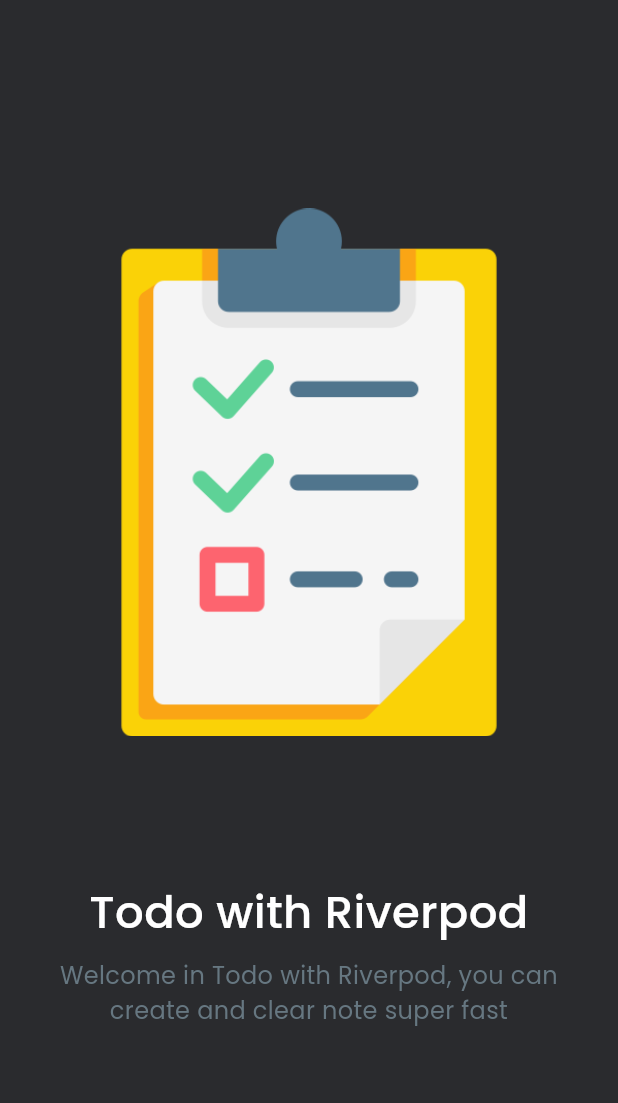
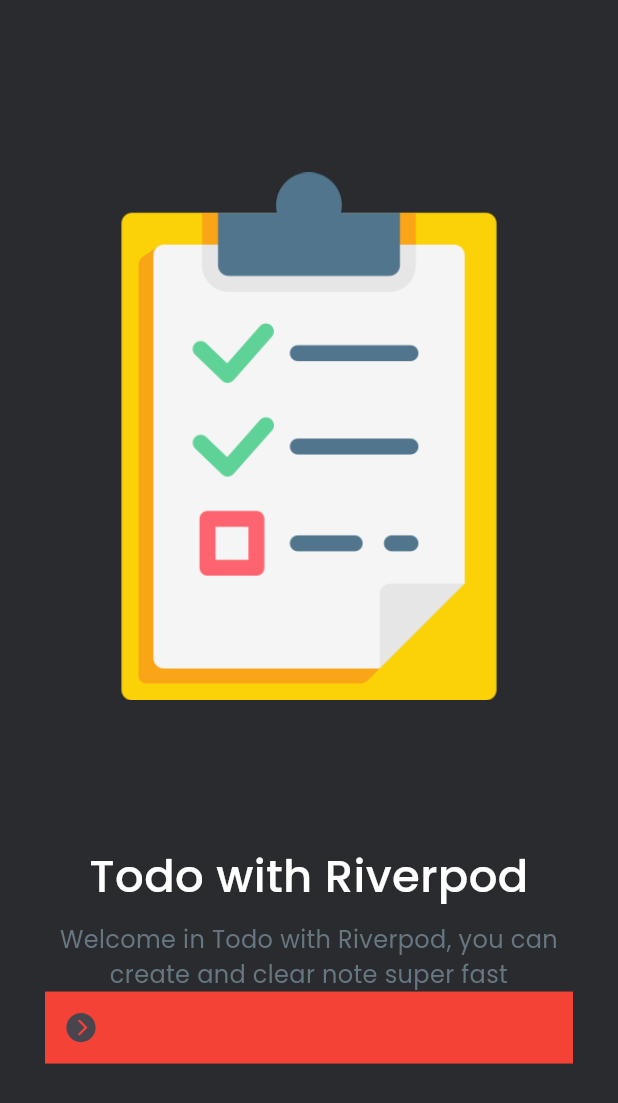
Before and after one commit to muhtar-sgk/TodoAppRiverpod, a Flutter app: the screen it shows after launch, on a phone screen of 412 x 824 dp. Shown: the top 1103 px of the screen. Run offline on Flutter 3.47's test engine with Material 2 defaults, Android fonts, the phone set to English and light mode, and no system bars; our stand-ins replace flutter_screenutil, flutter_vector_icons, google_fonts.

```diff
--- a/lib/features/on_boarding/views/on_boarding_screen.dart
+++ b/lib/features/on_boarding/views/on_boarding_screen.dart
@@ -1,5 +1,6 @@
 import 'package:flutter/material.dart';
 import 'package:flutter_screenutil/flutter_screenutil.dart';
+import 'package:flutter_vector_icons/flutter_vector_icons.dart';
 import 'package:google_fonts/google_fonts.dart';
 import 'package:riverpod_todoapp/core/common/widgets/white_space.dart';
 import 'package:riverpod_todoapp/core/res/colours.dart';
@@ -44,11 +45,18 @@ class OnBoardingScreen extends StatelessWidget {
                 color: Colours.lightGrey
               ),
             ),
-            Row(
-              mainAxisAlignment: MainAxisAlignment.spaceBetween,
-              children: [
-
-              ],
+            Container(
+              color: Colors.red,
+              child: Row(
+                mainAxisAlignment: MainAxisAlignment.spaceBetween,
+                children: [
+                  IconButton(
+                    onPressed: (){},
+                    icon: Icon(Ionicons.chevron_forward_circle)
+                  ),
+                  WhiteSpace(width: 8)
+                ],
+              ),
             )
           ]),
         ),
--- a/pubspec.yaml
+++ b/pubspec.yaml
@@ -16,6 +16,7 @@ dependencies:
   flutter_screenutil: ^5.7.0
   google_fonts: ^4.0.4
   flutter_vector_icons: ^2.0.0
+  smooth_page_indicator: ^1.1.0
 
 dev_dependencies:
   flutter_test:
```
Also changed, not shown: pubspec.lock.
